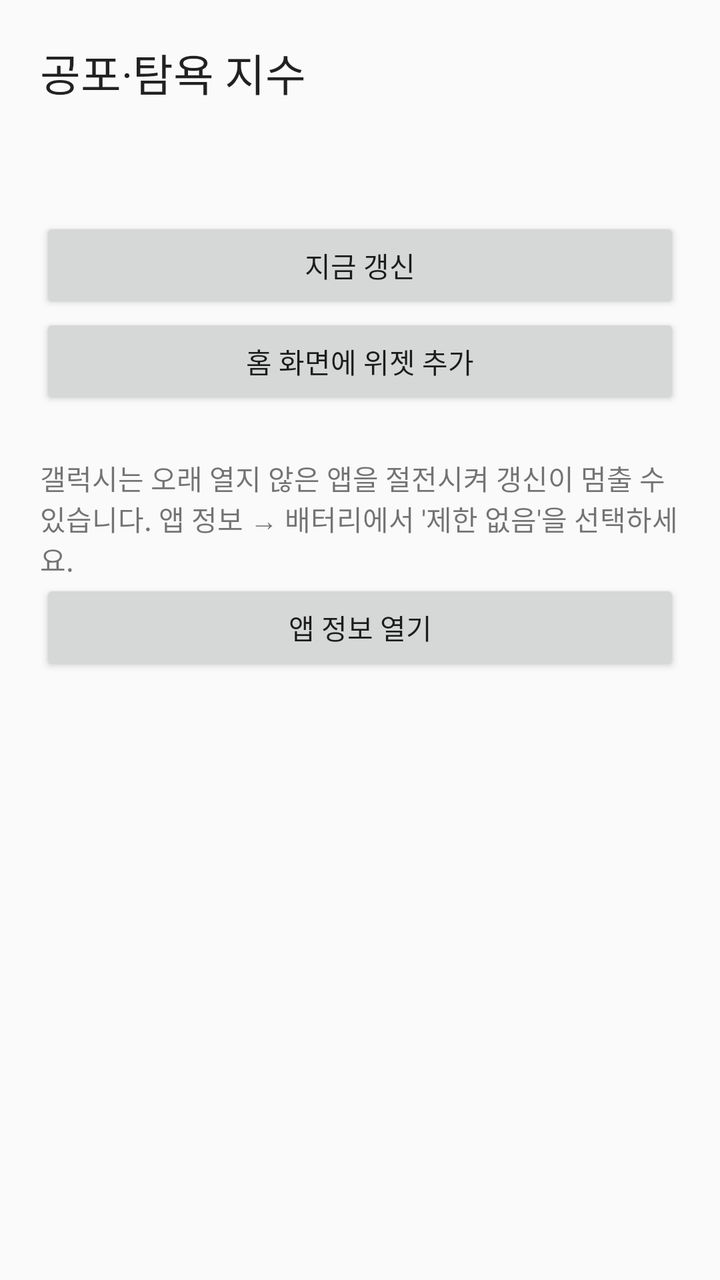
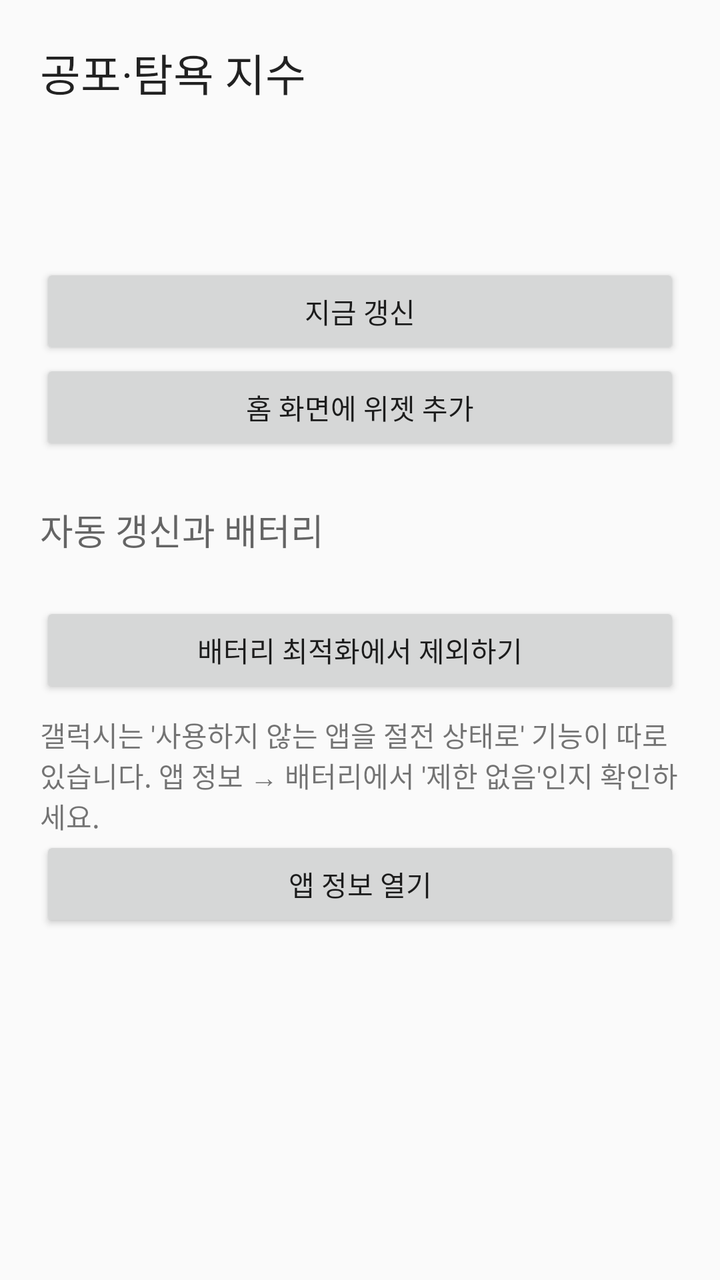

Two renders of the same Android screen: before a commit and after it. Below are the layout's source before the change and the commit's diff.
<!-- AndroidManifest.xml: application theme AppTheme -->
<!-- res/layout/activity_main.xml -->
<?xml version="1.0" encoding="utf-8"?>
<ScrollView xmlns:android="http://schemas.android.com/apk/res/android"
    android:layout_width="match_parent"
    android:layout_height="match_parent"
    android:fitsSystemWindows="true">

    <LinearLayout
        android:layout_width="match_parent"
        android:layout_height="wrap_content"
        android:orientation="vertical"
        android:padding="20dp">

        <TextView
            android:layout_width="match_parent"
            android:layout_height="wrap_content"
            android:text="@string/app_name"
            android:textAppearance="?android:attr/textAppearanceLarge" />

        <TextView
            android:id="@+id/current"
            android:layout_width="match_parent"
            android:layout_height="wrap_content"
            android:layout_marginTop="8dp"
            android:layout_marginBottom="24dp"
            android:textAppearance="?android:attr/textAppearanceMedium" />

        <Button
            android:id="@+id/refresh"
            android:layout_width="match_parent"
            android:layout_height="wrap_content"
            android:text="@string/refresh_now" />

        <Button
            android:id="@+id/pin"
            android:layout_width="match_parent"
            android:layout_height="wrap_content"
            android:text="@string/pin_widget" />

        <TextView
            android:layout_width="match_parent"
            android:layout_height="wrap_content"
            android:layout_marginTop="24dp"
            android:text="@string/battery_help" />

        <Button
            android:id="@+id/battery"
            android:layout_width="match_parent"
            android:layout_height="wrap_content"
            android:text="@string/open_battery" />
    </LinearLayout>
</ScrollView>
<!-- resources referenced by this layout -->
<resources>
  <string name="app_name">공포·탐욕 지수</string>
  <string name="battery_help">갤럭시는 오래 열지 않은 앱을 절전시켜 갱신이 멈출 수 있습니다. 앱 정보 → 배터리에서 \'제한 없음\'을 선택하세요.</string>
  <string name="open_battery">앱 정보 열기</string>
  <string name="pin_widget">홈 화면에 위젯 추가</string>
  <string name="refresh_now">지금 갱신</string>
  <style name="AppTheme" parent="@android:style/Theme.Material.Light.NoActionBar" />
</resources>

<!-- the commit's change to res/layout/activity_main.xml (unified diff, before → after) -->
@@ -21,8 +21,14 @@
             android:layout_width="match_parent"
             android:layout_height="wrap_content"
             android:layout_marginTop="8dp"
-            android:layout_marginBottom="24dp"
             android:textAppearance="?android:attr/textAppearanceMedium" />
+
+        <TextView
+            android:id="@+id/last_check"
+            android:layout_width="match_parent"
+            android:layout_height="wrap_content"
+            android:layout_marginTop="4dp"
+            android:layout_marginBottom="24dp" />
 
         <Button
             android:id="@+id/refresh"
@@ -36,16 +42,44 @@
             android:layout_height="wrap_content"
             android:text="@string/pin_widget" />
 
-        <TextView
-            android:layout_width="match_parent"
-            android:layout_height="wrap_content"
-            android:layout_marginTop="24dp"
-            android:text="@string/battery_help" />
-
-        <Button
-            android:id="@+id/battery"
-            android:layout_width="match_parent"
-            android:layout_height="wrap_content"
-            android:text="@string/open_battery" />
+        <include layout="@layout/battery_card" />
     </LinearLayout>
 </ScrollView>
+<!-- res/layout/battery_card.xml (included above) -->
+<?xml version="1.0" encoding="utf-8"?>
+<LinearLayout xmlns:android="http://schemas.android.com/apk/res/android"
+    android:layout_width="match_parent"
+    android:layout_height="wrap_content"
+    android:layout_marginTop="24dp"
+    android:orientation="vertical">
+
+    <TextView
+        android:layout_width="match_parent"
+        android:layout_height="wrap_content"
+        android:text="@string/battery_label"
+        android:textAppearance="?android:attr/textAppearanceMedium" />
+
+    <TextView
+        android:id="@+id/battery_status"
+        android:layout_width="match_parent"
+        android:layout_height="wrap_content"
+        android:layout_marginTop="4dp" />
+
+    <Button
+        android:id="@+id/battery_request"
+        android:layout_width="match_parent"
+        android:layout_height="wrap_content"
+        android:text="@string/battery_request" />
+
+    <TextView
+        android:layout_width="match_parent"
+        android:layout_height="wrap_content"
+        android:layout_marginTop="8dp"
+        android:text="@string/battery_samsung_help" />
+
+    <Button
+        android:id="@+id/battery_details"
+        android:layout_width="match_parent"
+        android:layout_height="wrap_content"
+        android:text="@string/open_battery" />
+</LinearLayout>
<!-- resource entries referenced after the edit -->
@@ -1,7 +1,9 @@
 <!-- resources referenced by this layout -->
 <resources>
   <string name="app_name">공포·탐욕 지수</string>
-  <string name="battery_help">갤럭시는 오래 열지 않은 앱을 절전시켜 갱신이 멈출 수 있습니다. 앱 정보 → 배터리에서 \'제한 없음\'을 선택하세요.</string>
+  <string name="battery_label">자동 갱신과 배터리</string>
+  <string name="battery_request">배터리 최적화에서 제외하기</string>
+  <string name="battery_samsung_help">갤럭시는 \'사용하지 않는 앱을 절전 상태로\' 기능이 따로 있습니다. 앱 정보 → 배터리에서 \'제한 없음\'인지 확인하세요.</string>
   <string name="open_battery">앱 정보 열기</string>
   <string name="pin_widget">홈 화면에 위젯 추가</string>
   <string name="refresh_now">지금 갱신</string>
